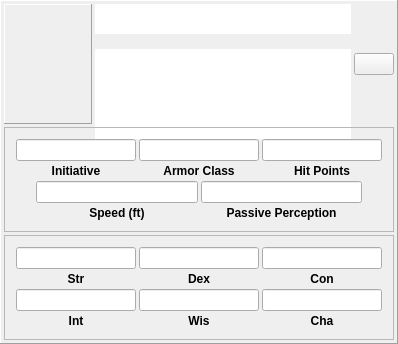
Old version of the form DMHelper/src/partycharactergridframe.ui in the repository MMetze/DMHelper.
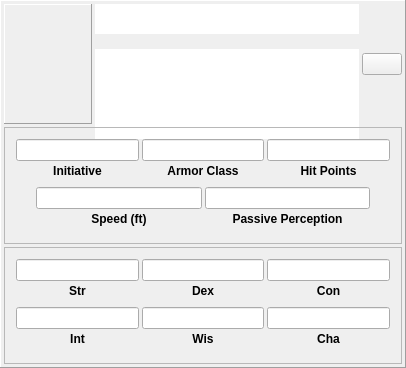
New version of the form. Icons and pictures are not drawn.

What changed in the file:
```diff
--- a/DMHelper/src/partycharactergridframe.ui
+++ b/DMHelper/src/partycharactergridframe.ui
@@ -2,6 +2,14 @@
 <ui version="4.0">
  <class>PartyCharacterGridFrame</class>
  <widget class="QFrame" name="PartyCharacterGridFrame">
+  <property name="geometry">
+   <rect>
+    <x>0</x>
+    <y>0</y>
+    <width>406</width>
+    <height>368</height>
+   </rect>
+  </property>
   <property name="sizePolicy">
    <sizepolicy hsizetype="Maximum" vsizetype="Maximum">
     <horstretch>0</horstretch>
```
Left out of the diff: 3 changed lines with no effect on the pictures.
